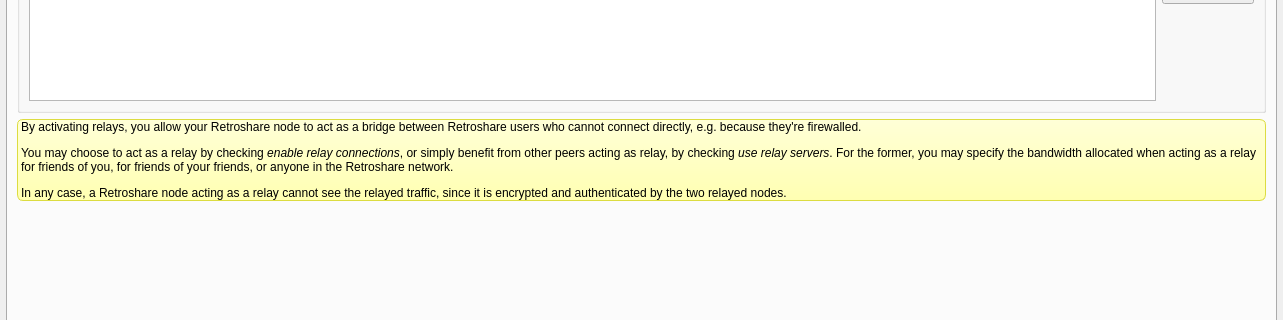
This is retroshare-gui/src/gui/settings/ServerPage.ui in RetroShare/RetroShare as Qt 5 draws it before an edit; both pictures show x 0 to 1283 and y 415 to 735 of the 1283 by 917 pixel window. The edited form follows.
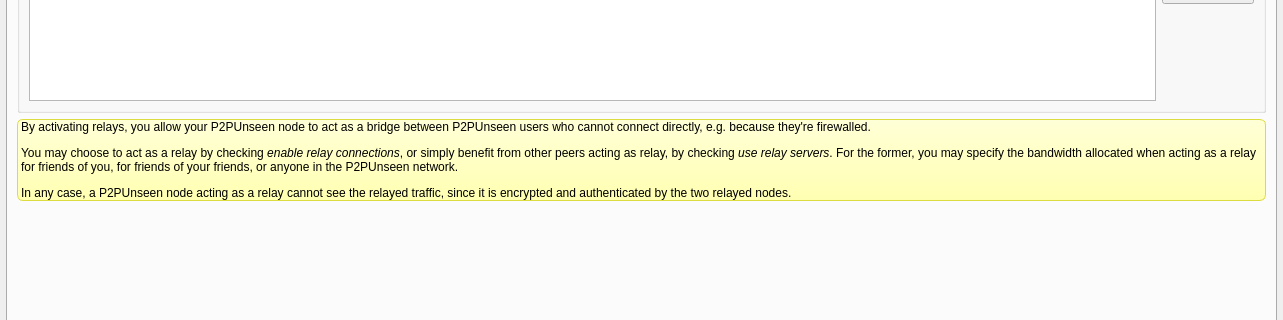
This is the edited form. The open tabs and pages were chosen to show the change. Icons and pictures are not drawn.

Commit message: replace P2PUnseen text in .ui file

What changed in the file:
```diff
--- a/retroshare-gui/src/gui/settings/ServerPage.ui
+++ b/retroshare-gui/src/gui/settings/ServerPage.ui
@@ -2052,9 +2052,7 @@
 </string>
          </property>
          <property name="text">
-          <string>&lt;p&gt;By activating relays, you allow your Retroshare node to act as a bridge between Retroshare  users who cannot connect directly, e.g. because they're firewalled.&lt;/p&gt;
-&lt;p&gt;You may choose to act as a relay by checking &lt;i&gt;enable relay connections&lt;/i&gt;, or simply  benefit from other peers acting as relay, by checking &lt;i&gt;use relay servers&lt;/i&gt;. For the former,  you may specify the bandwidth allocated when acting as a relay for friends of you, for friends of your friends, or anyone in the Retroshare network.&lt;/p&gt;
-&lt;p&gt;In any case, a Retroshare node acting as a relay cannot see the relayed traffic, since it is encrypted and authenticated by the two relayed nodes.&lt;/p&gt;</string>
+          <string>&lt;html&gt;&lt;head/&gt;&lt;body&gt;&lt;p&gt;By activating relays, you allow your P2PUnseen node to act as a bridge between P2PUnseen users who cannot connect directly, e.g. because they're firewalled.&lt;/p&gt;&lt;p&gt;You may choose to act as a relay by checking &lt;span style=&quot; font-style:italic;&quot;&gt;enable relay connections&lt;/span&gt;, or simply benefit from other peers acting as relay, by checking &lt;span style=&quot; font-style:italic;&quot;&gt;use relay servers&lt;/span&gt;. For the former, you may specify the bandwidth allocated when acting as a relay for friends of you, for friends of your friends, or anyone in the P2PUnseen network.&lt;/p&gt;&lt;p&gt;In any case, a P2PUnseen node acting as a relay cannot see the relayed traffic, since it is encrypted and authenticated by the two relayed nodes.&lt;/p&gt;&lt;/body&gt;&lt;/html&gt;</string>
          </property>
          <property name="wordWrap">
           <bool>true</bool>
```
Left out of the diff: 35 changed lines with no effect on the pictures. The commit also changes 33 other files.
